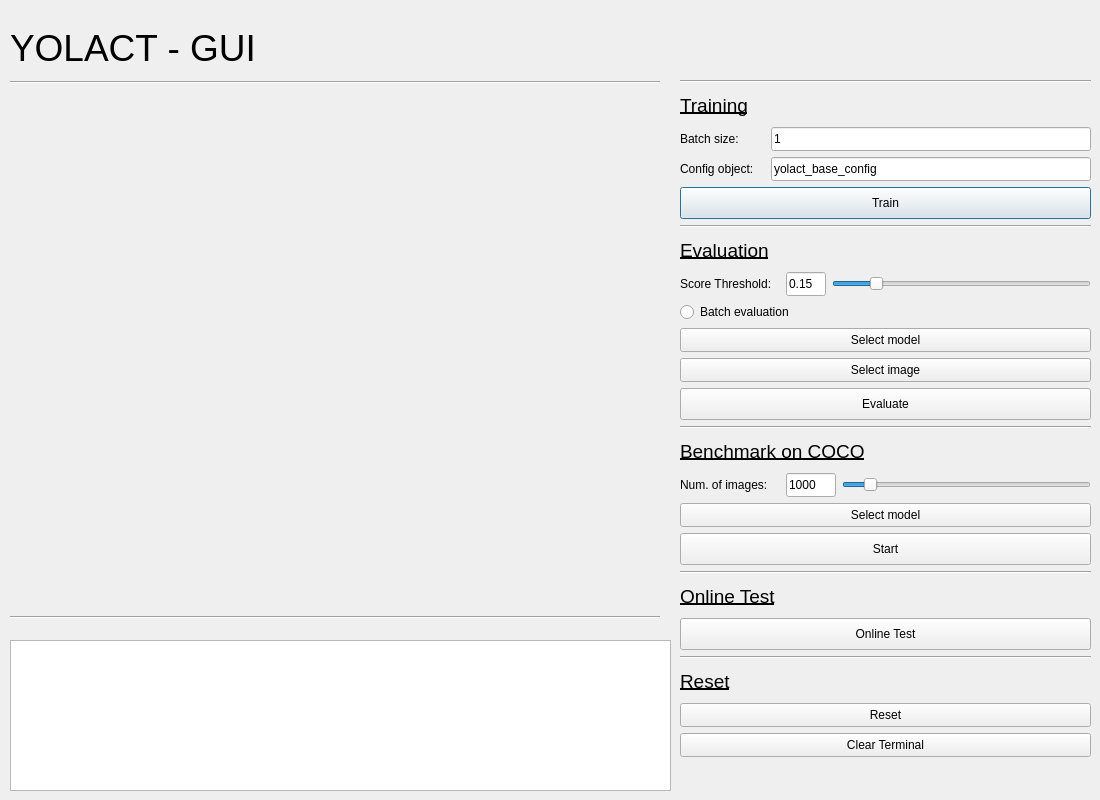
Before: the Qt Designer form gui.ui in jiancong0204/yolact-gui, drawn with Qt 5.
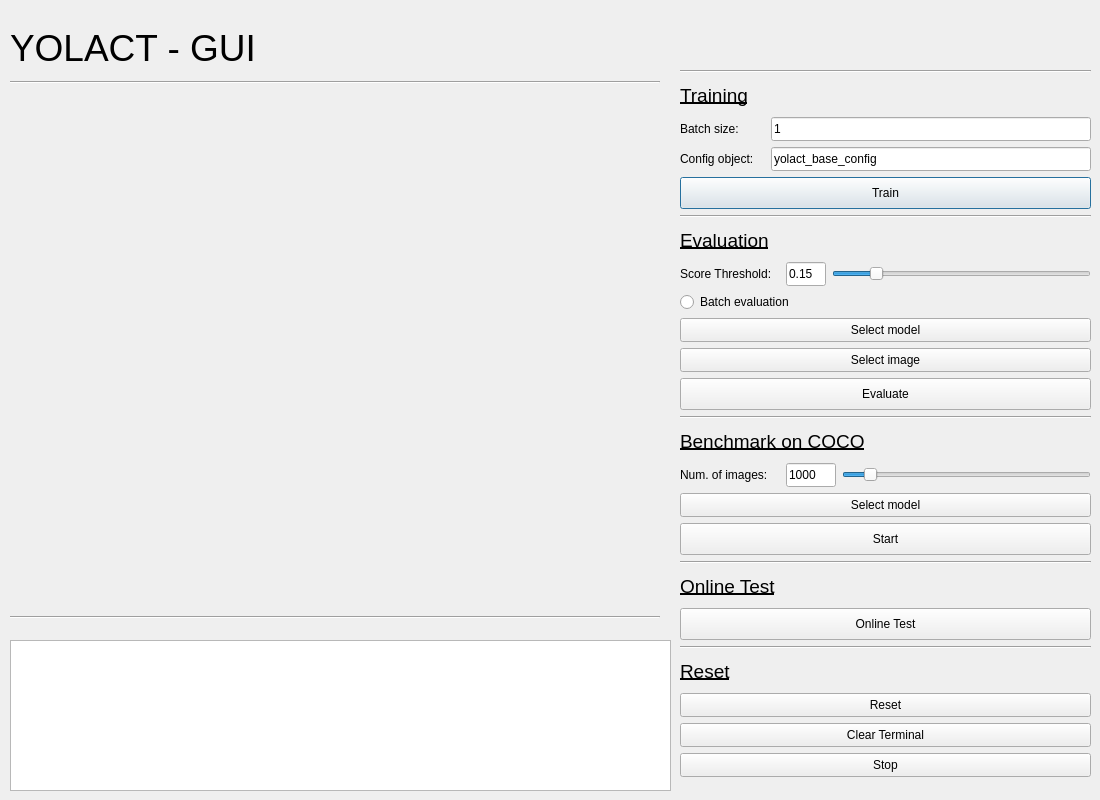
After: the same form once the commit is applied.

Commit message: Add button to stop

Patch:
```diff
--- a/gui.ui
+++ b/gui.ui
@@ -35,9 +35,9 @@
    <property name="geometry">
     <rect>
      <x>680</x>
-     <y>80</y>
+     <y>70</y>
      <width>411</width>
-     <height>688</height>
+     <height>718</height>
     </rect>
    </property>
    <layout class="QVBoxLayout" name="verticalLayout_mainMenu">
@@ -621,6 +621,31 @@
       </property>
      </widget>
     </item>
+    <item>
+     <widget class="QPushButton" name="pushButton_terminateThread">
+      <property name="minimumSize">
+       <size>
+        <width>0</width>
+        <height>24</height>
+       </size>
+      </property>
+      <property name="sizeIncrement">
+       <size>
+        <width>0</width>
+        <height>24</height>
+       </size>
+      </property>
+      <property name="text">
+       <string>Stop</string>
+      </property>
+      <property name="default">
+       <bool>false</bool>
+      </property>
+      <property name="flat">
+       <bool>false</bool>
+      </property>
+     </widget>
+    </item>
    </layout>
   </widget>
   <widget class="QWidget" name="verticalLayoutWidget_2">
```
The commit also changes 2 other files.
